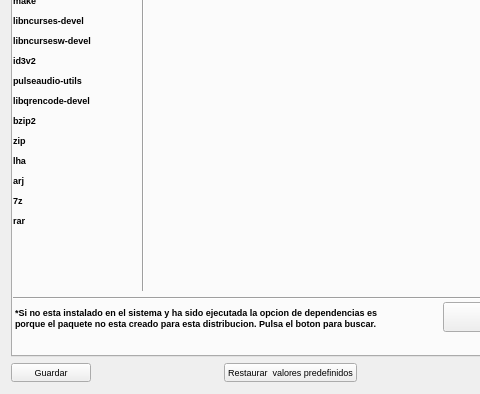
First picture: the form in .Sincrono/opciones.ui, repository kapyderi/recoverdrake-v3, before the edit; both pictures show x 0 to 480 and y 274 to 668 of the 580 by 668 pixel window.
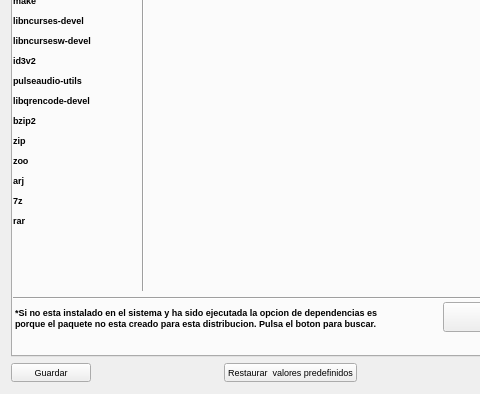
Second picture: the form after the edit. The open tabs and pages were chosen to show the change. Icons and pictures are not drawn.

Patch:
```diff
--- a/.Sincrono/opciones.ui
+++ b/.Sincrono/opciones.ui
@@ -7477,7 +7477,7 @@
         </font>
        </property>
        <property name="text">
-        <string>lha</string>
+        <string>zoo</string>
        </property>
       </widget>
       <widget class="QLabel" name="label_204">
```
Left out of the diff: 2 changed lines with no effect on the pictures.
